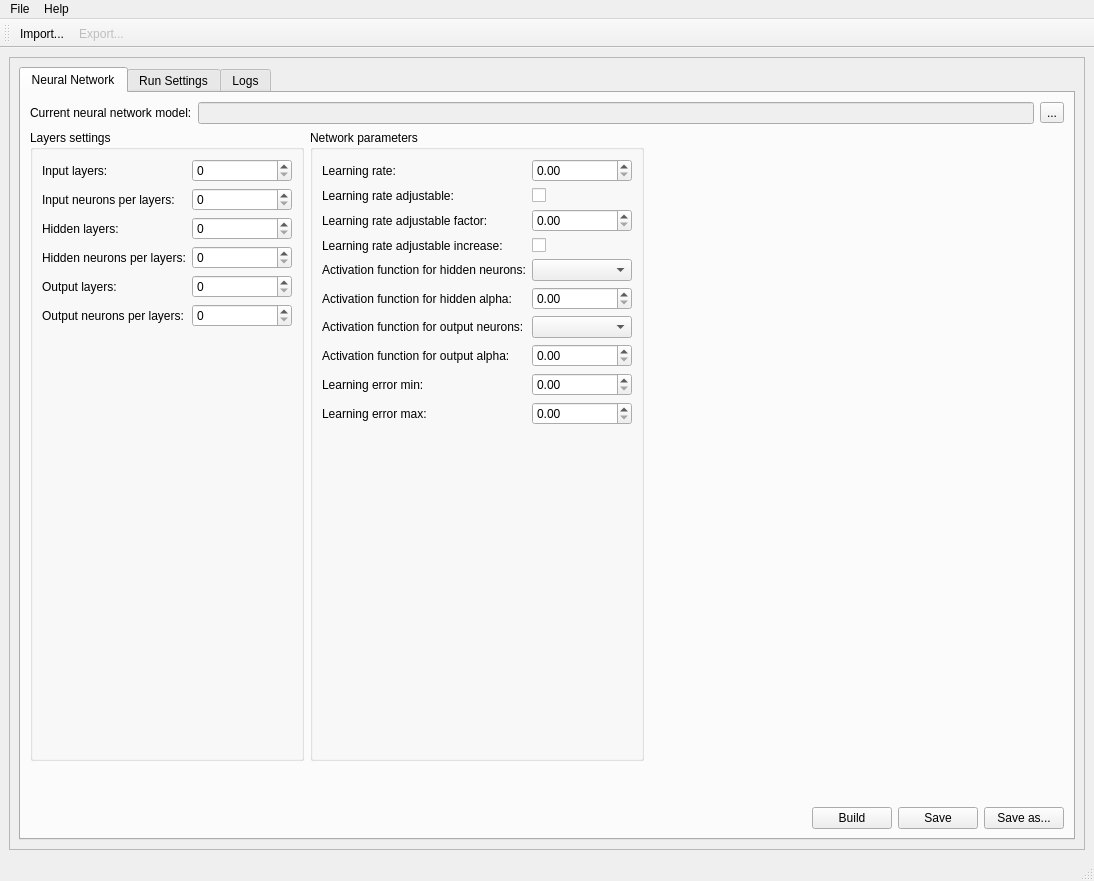
Before: the Qt Designer form gui/MainWindow.ui in obewan/SIPAI, drawn with Qt 5.
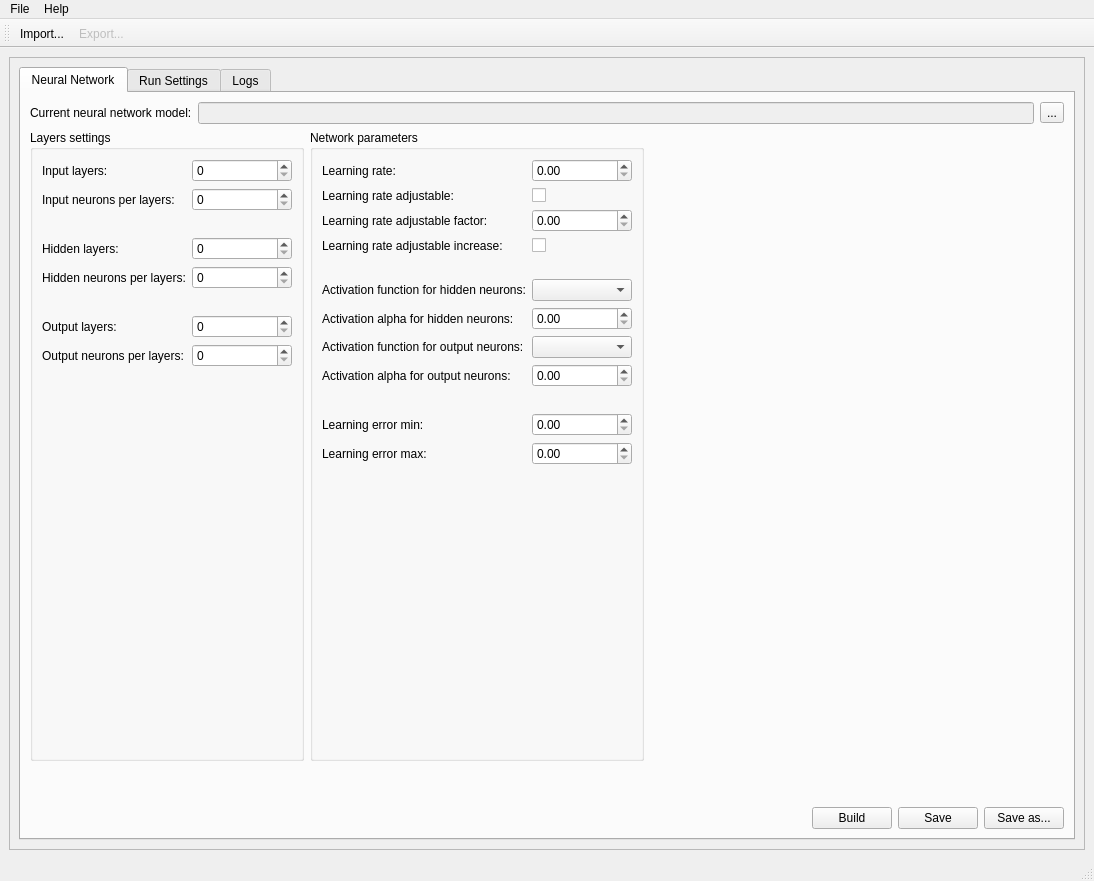
After: the same form once the commit is applied. Icons and pictures are not drawn.

Patch:
```diff
--- a/gui/MainWindow.ui
+++ b/gui/MainWindow.ui
@@ -199,14 +199,14 @@
                        </property>
                       </widget>
                      </item>
-                     <item row="2" column="0">
+                     <item row="3" column="0">
                       <widget class="QLabel" name="labelHiddenLayers">
                        <property name="text">
                         <string>Hidden layers:</string>
                        </property>
                       </widget>
                      </item>
-                     <item row="2" column="1">
+                     <item row="3" column="1">
                       <widget class="QSpinBox" name="spinBoxHiddenLayers">
                        <property name="enabled">
                         <bool>true</bool>
@@ -222,14 +222,14 @@
                        </property>
                       </widget>
                      </item>
-                     <item row="3" column="0">
+                     <item row="4" column="0">
                       <widget class="QLabel" name="labelHiddenNeurons">
                        <property name="text">
                         <string>Hidden neurons per layers:</string>
                        </property>
                       </widget>
                      </item>
-                     <item row="3" column="1">
+                     <item row="4" column="1">
                       <widget class="QSpinBox" name="spinBoxHiddenNeurons">
                        <property name="enabled">
                         <bool>true</bool>
@@ -245,14 +245,14 @@
                        </property>
                       </widget>
                      </item>
-                     <item row="4" column="0">
+                     <item row="6" column="0">
                       <widget class="QLabel" name="labelOutputLayers">
                        <property name="text">
                         <string>Output layers:</string>
                        </property>
                       </widget>
                      </item>
-                     <item row="4" column="1">
+                     <item row="6" column="1">
                       <widget class="QSpinBox" name="spinBoxOutputLayers">
                        <property name="enabled">
                         <bool>true</bool>
@@ -268,14 +268,14 @@
                        </property>
                       </widget>
                      </item>
-                     <item row="5" column="0">
+                     <item row="7" column="0">
                       <widget class="QLabel" name="labelOutputNeurons">
                        <property name="text">
                         <string>Output neurons per layers:</string>
                        </property>
                       </widget>
                      </item>
-                     <item row="5" column="1">
+                     <item row="7" column="1">
                       <widget class="QSpinBox" name="spinBoxOutputNeurons">
                        <property name="enabled">
                         <bool>true</bool>
@@ -291,6 +291,34 @@
                        </property>
                       </widget>
                      </item>
+                     <item row="2" column="0">
+                      <widget class="QLabel" name="labelSpace">
+                       <property name="text">
+                        <string/>
+                       </property>
+                      </widget>
+                     </item>
+                     <item row="2" column="1">
+                      <widget class="QLabel" name="labelSpace_2">
+                       <property name="text">
+                        <string/>
+                       </property>
+                      </widget>
+                     </item>
+                     <item row="5" column="0">
+                      <widget class="QLabel" name="labelSpace_3">
+                       <property name="text">
+                        <string/>
+                       </property>
+                      </widget>
+                     </item>
+                     <item row="5" column="1">
+                      <widget class="QLabel" name="labelSpace_4">
+                       <property name="text">
+                        <string/>
+                       </property>
+                      </widget>
+                     </item>
                     </layout>
                    </item>
                   </layout>
@@ -371,66 +399,94 @@
                        </property>
                       </widget>
                      </item>
-                     <item row="4" column="0">
+                     <item row="5" column="0">
                       <widget class="QLabel" name="labelActivationFunctionHidden">
                        <property name="text">
                         <string>Activation function for hidden neurons:</string>
                        </property>
                       </widget>
                      </item>
-                     <item row="4" column="1">
+                     <item row="5" column="1">
                       <widget class="QComboBox" name="comboBoxActivationFunctionHidden"/>
                      </item>
-                     <item row="5" column="0">
-                      <widget class="QLabel" name="labelActivationFunctionHiddenAlpha">
+                     <item row="6" column="0">
+                      <widget class="QLabel" name="labelActivationAlphaHidden">
                        <property name="text">
-                        <string>Activation function for hidden alpha:</string>
+                        <string>Activation alpha for hidden neurons:</string>
                        </property>
                       </widget>
                      </item>
-                     <item row="5" column="1">
+                     <item row="6" column="1">
                       <widget class="QDoubleSpinBox" name="doubleSpinBoxActivationFunctionHiddenAlpha"/>
                      </item>
-                     <item row="6" column="0">
+                     <item row="7" column="0">
                       <widget class="QLabel" name="labelActivationFunctionOutput">
                        <property name="text">
                         <string>Activation function for output neurons:</string>
                        </property>
                       </widget>
                      </item>
-                     <item row="6" column="1">
+                     <item row="7" column="1">
                       <widget class="QComboBox" name="comboBoxActivationFunctionOutput"/>
                      </item>
-                     <item row="7" column="0">
-                      <widget class="QLabel" name="labelActivationFunctionOutputAlpha">
-                       <property name="text">
-                        <string>Activation function for output alpha:</string>
-                       </property>
-                      </widget>
-                     </item>
-                     <item row="7" column="1">
-                      <widget class="QDoubleSpinBox" name="doubleSpinBoxActivationFunctionOutputAlpha"/>
-                     </item>
                      <item row="8" column="0">
+                      <widget class="QLabel" name="labelActivationAlphaOutput">
+                       <property name="text">
+                        <string>Activation alpha for output neurons:</string>
+                       </property>
+                      </widget>
+                     </item>
+                     <item row="8" column="1">
+                      <widget class="QDoubleSpinBox" name="doubleSpinBoxActivationFunctionOutputAlpha"/>
+                     </item>
+                     <item row="10" column="0">
                       <widget class="QLabel" name="labelErrorMin">
                        <property name="text">
                         <string>Learning error min:</string>
                        </property>
                       </widget>
                      </item>
-                     <item row="8" column="1">
+                     <item row="10" column="1">
                       <widget class="QDoubleSpinBox" name="doubleSpinBoxErrorMin"/>
                      </item>
-                     <item row="9" column="0">
+                     <item row="11" column="0">
                       <widget class="QLabel" name="labelErrorMax">
                        <property name="text">
                         <string>Learning error max:</string>
                        </property>
                       </widget>
                      </item>
-                     <item row="9" column="1">
+                     <item row="11" column="1">
                       <widget class="QDoubleSpinBox" name="doubleSpinBoxErrorMax"/>
                      </item>
+                     <item row="4" column="0">
+                      <widget class="QLabel" name="labelSpace_5">
+                       <property name="text">
+                        <string/>
+                       </property>
+                      </widget>
+                     </item>
+                     <item row="4" column="1">
+                      <widget class="QLabel" name="labelSpace_6">
+                       <property name="text">
+                        <string/>
+                       </property>
+                      </widget>
+                     </item>
+                     <item row="9" column="0">
+                      <widget class="QLabel" name="labelSpace_7">
+                       <property name="text">
+                        <string/>
+                       </property>
+                      </widget>
+                     </item>
+                     <item row="9" column="1">
+                      <widget class="QLabel" name="labelSpace_8">
+                       <property name="text">
+                        <string/>
+                       </property>
+                      </widget>
+                     </item>
                     </layout>
                    </item>
                   </layout>
```
Left out of the diff: 116 changed lines with no effect on the pictures.
